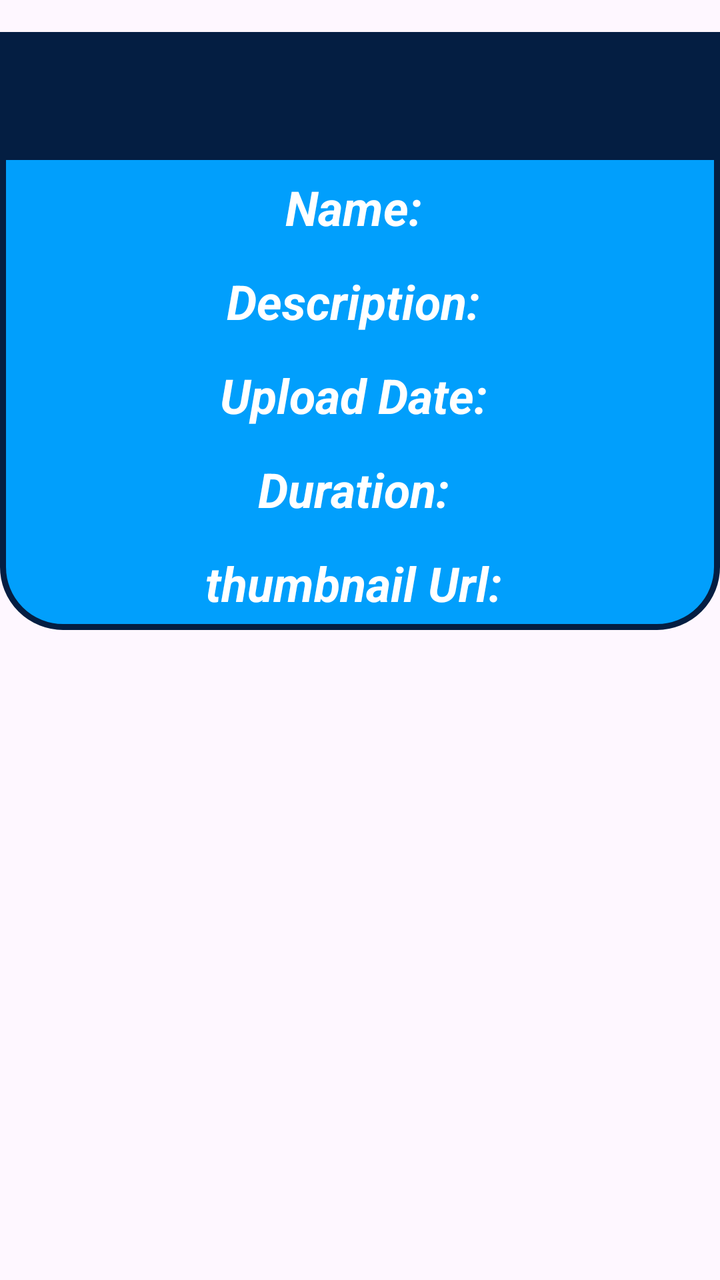
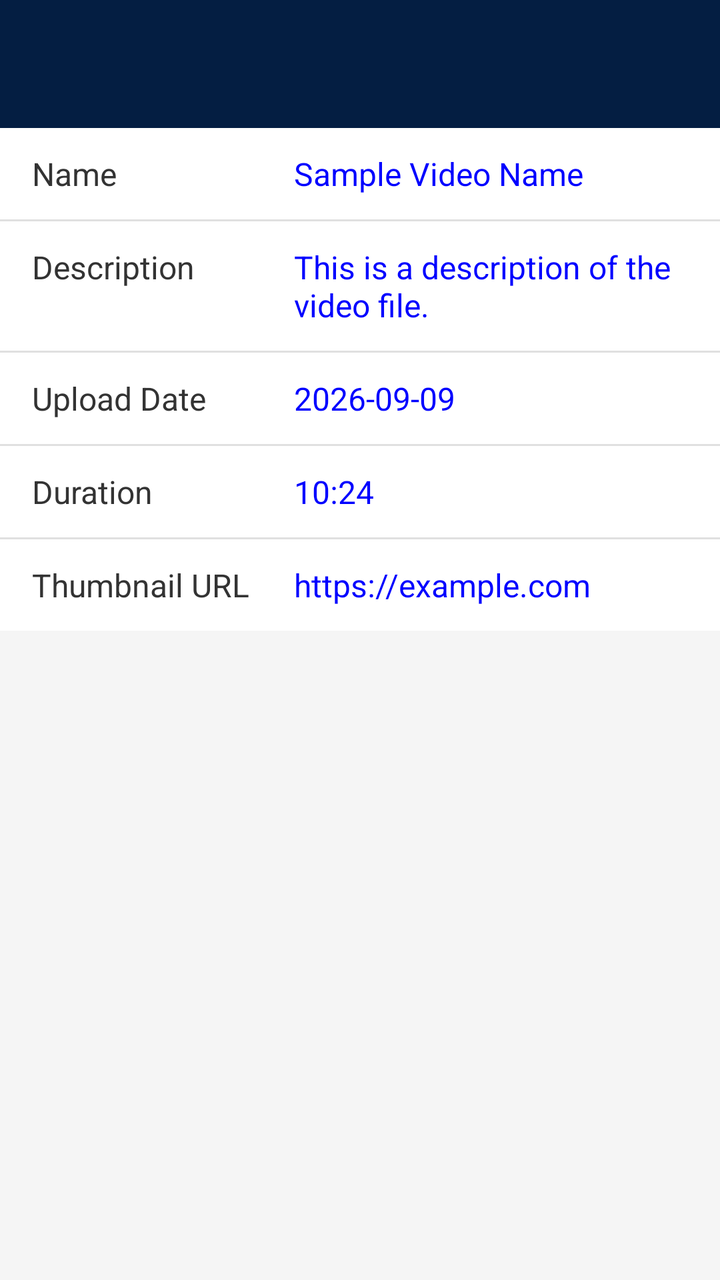

The first picture is an Android layout as it rendered before a commit; the second is the same layout after the commit. The layout source and the unified diff follow.
<!-- AndroidManifest.xml: application theme Theme.MLBDownloaderVideos -->
<!-- res/layout/fileinfo_activity.xml -->
<?xml version="1.0" encoding="utf-8"?>
<LinearLayout xmlns:android="http://schemas.android.com/apk/res/android"
    android:layout_width="match_parent"
    android:layout_height="match_parent">

    <TableLayout
        android:layout_width="match_parent"
        android:layout_height="wrap_content"
        android:layout_marginTop="16dp"
        android:background="@drawable/border">

        <androidx.appcompat.widget.Toolbar
            android:id="@+id/my_toolbar"
            android:layout_width="match_parent"
            android:layout_height="?attr/actionBarSize"
            android:background="#041E42"
            android:color="#041E42"
            android:elevation="4dp"/>

    <TableRow
        android:layout_width="match_parent"
        android:layout_height="wrap_content"
        android:gravity="center">

        <TextView
            android:id="@+id/nameVideo"
            android:layout_width="wrap_content"
            android:layout_height="47dp"
            android:fontStyle="italic"
            android:textStyle="bold|italic"
            android:gravity="center"
            android:text="Name: "
            android:textColor="#FFFFFF"
            android:textSize="24sp" />

        <TextView
            android:id="@+id/nameInfoVideo"
            android:layout_width="wrap_content"
            android:layout_height="47dp"
            android:fontStyle="italic"
            android:textStyle="bold|italic"
            android:gravity="center"
            android:text=""
            android:textColor="#FFFFFF"
            android:textSize="24sp" />

    </TableRow>

        <TableRow
            android:layout_width="match_parent"
            android:layout_height="wrap_content"
            android:gravity="center">

            <TextView
                android:id="@+id/descriptionVideo"
                android:layout_width="wrap_content"
                android:layout_height="47dp"
                android:fontStyle="italic"
                android:textStyle="bold|italic"
                android:gravity="center"
                android:text="Description: "
                android:textColor="#FFFFFF"
                android:textSize="24sp" />

            <TextView
                android:id="@+id/descriptionInfoVideo"
                android:layout_width="wrap_content"
                android:layout_height="47dp"
                android:fontStyle="italic"
                android:textStyle="bold|italic"
                android:gravity="center"
                android:text=""
                android:textColor="#FFFFFF"
                android:textSize="24sp" />

        </TableRow>

        <TableRow
            android:layout_width="match_parent"
            android:layout_height="wrap_content"
            android:gravity="center">

            <TextView
                android:id="@+id/uploadDateVideo"
                android:layout_width="wrap_content"
                android:layout_height="47dp"
                android:fontStyle="italic"
                android:textStyle="bold|italic"
                android:gravity="center"
                android:text="Upload Date: "
                android:textColor="#FFFFFF"
                android:textSize="24sp" />

            <TextView
                android:id="@+id/uploadDateInfoVideo"
                android:layout_width="wrap_content"
                android:layout_height="47dp"
                android:fontStyle="italic"
                android:textStyle="bold|italic"
                android:gravity="center"
                android:text=""
                android:textColor="#FFFFFF"
                android:textSize="24sp" />

        </TableRow>

        <TableRow
            android:layout_width="match_parent"
            android:layout_height="wrap_content"
            android:gravity="center">

            <TextView
                android:id="@+id/durationVideo"
                android:layout_width="wrap_content"
                android:layout_height="47dp"
                android:fontStyle="italic"
                android:textStyle="bold|italic"
                android:gravity="center"
                android:text="Duration: "
                android:textColor="#FFFFFF"
                android:textSize="24sp" />

            <TextView
                android:id="@+id/durationInfoVideo"
                android:layout_width="wrap_content"
                android:layout_height="47dp"
                android:fontStyle="italic"
                android:textStyle="bold|italic"
                android:gravity="center"
                android:text=""
                android:textColor="#FFFFFF"
                android:textSize="24sp" />

        </TableRow>

        <TableRow
            android:layout_width="match_parent"
            android:layout_height="wrap_content"
            android:gravity="center">

            <TextView
                android:id="@+id/thumbnailUrlVideo"
                android:layout_width="wrap_content"
                android:layout_height="47dp"
                android:fontStyle="italic"
                android:textStyle="bold|italic"
                android:gravity="center"
                android:text="thumbnail Url: "
                android:textColor="#FFFFFF"
                android:textSize="24sp" />

            <TextView
                android:id="@+id/thumbnailUrlInfoVideo"
                android:layout_width="wrap_content"
                android:layout_height="47dp"
                android:fontStyle="italic"
                android:textStyle="bold|italic"
                android:gravity="center"
                android:text=""
                android:textColor="#FFFFFF"
                android:textSize="24sp" />

        </TableRow>
    </TableLayout>

</LinearLayout>
<!-- resources referenced by this layout -->
<resources>
  <!-- drawable border (drawable) -->
  <?xml version="1.0" encoding="utf-8"?>
  <shape xmlns:android="http://schemas.android.com/apk/res/android">
      <solid android:color="#019ffc"></solid>
      <stroke android:width="3dp" android:color="#041E42"/>
      <corners android:radius="30dp"/>
  </shape>
  <style name="Theme.MLBDownloaderVideos" parent="Base.Theme.MLBDownloaderVideos" />
  <style name="Base.Theme.MLBDownloaderVideos" parent="Theme.Material3.DayNight.NoActionBar">
          
          
      </style>
</resources>

<!-- the commit's change to res/layout/fileinfo_activity.xml (unified diff, before → after) -->
@@ -1,166 +1,188 @@
-<?xml version="1.0" encoding="utf-8"?>
 <LinearLayout xmlns:android="http://schemas.android.com/apk/res/android"
     android:layout_width="match_parent"
-    android:layout_height="match_parent">
+    android:layout_height="match_parent"
+    android:orientation="vertical"
+    android:background="#F5F5F5"> 
 
-    <TableLayout
+    <androidx.appcompat.widget.Toolbar
+        android:id="@+id/my_toolbar"
         android:layout_width="match_parent"
-        android:layout_height="wrap_content"
-        android:layout_marginTop="16dp"
-        android:background="@drawable/border">
+        android:layout_height="?attr/actionBarSize"
+        android:background="#041E42"
+        android:elevation="4dp" />
 
-        <androidx.appcompat.widget.Toolbar
-            android:id="@+id/my_toolbar"
-            android:layout_width="match_parent"
-            android:layout_height="?attr/actionBarSize"
-            android:background="#041E42"
-            android:color="#041E42"
-            android:elevation="4dp"/>
+    <ScrollView
+        android:layout_width="match_parent"
+        android:layout_height="match_parent">
 
-    <TableRow
-        android:layout_width="match_parent"
-        android:layout_height="wrap_content"
-        android:gravity="center">
-
-        <TextView
-            android:id="@+id/nameVideo"
-            android:layout_width="wrap_content"
-            android:layout_height="47dp"
-            android:fontStyle="italic"
-            android:textStyle="bold|italic"
-            android:gravity="center"
-            android:text="Name: "
-            android:textColor="#FFFFFF"
-            android:textSize="24sp" />
-
-        <TextView
-            android:id="@+id/nameInfoVideo"
-            android:layout_width="wrap_content"
-            android:layout_height="47dp"
-            android:fontStyle="italic"
-            android:textStyle="bold|italic"
-            android:gravity="center"
-            android:text=""
-            android:textColor="#FFFFFF"
-            android:textSize="24sp" />
-
-    </TableRow>
-
-        <TableRow
+        <LinearLayout
             android:layout_width="match_parent"
             android:layout_height="wrap_content"
-            android:gravity="center">
+            android:orientation="vertical">
 
-            <TextView
-                android:id="@+id/descriptionVideo"
-                android:layout_width="wrap_content"
-                android:layout_height="47dp"
-                android:fontStyle="italic"
-                android:textStyle="bold|italic"
-                android:gravity="center"
-                android:text="Description: "
-                android:textColor="#FFFFFF"
-                android:textSize="24sp" />
+            
+            <LinearLayout
+                android:layout_width="match_parent"
+                android:layout_height="wrap_content"
+                android:orientation="horizontal"
+                android:paddingVertical="12dp"
+                android:paddingHorizontal="16dp"
+                android:background="#FFFFFF">
 
-            <TextView
-                android:id="@+id/descriptionInfoVideo"
-                android:layout_width="wrap_content"
-                android:layout_height="47dp"
-                android:fontStyle="italic"
-                android:textStyle="bold|italic"
-                android:gravity="center"
-                android:text=""
-                android:textColor="#FFFFFF"
-                android:textSize="24sp" />
+                
+                <TextView
+                    android:id="@+id/nameVideo"
+                    android:layout_width="0dp"
+                    android:layout_height="wrap_content"
+                    android:layout_weight="4"
+                    android:text="Name"
+                    android:textColor="#333333"
+                    android:textSize="16sp" />
 
-        </TableRow>
+                
+                <TextView
+                    android:id="@+id/nameInfoVideo"
+                    android:layout_width="0dp"
+                    android:layout_height="wrap_content"
+                    android:layout_weight="6"
+                    android:text="Sample Video Name"
+                    android:textColor="#0000FF"
+                    android:textSize="16sp" />
+            </LinearLayout>
 
-        <TableRow
-            android:layout_width="match_parent"
-            android:layout_height="wrap_content"
-            android:gravity="center">
+            
+            <View
+                android:layout_width="match_parent"
+                android:layout_height="1dp"
+                android:background="#E0E0E0" />
 
-            <TextView
-                android:id="@+id/uploadDateVideo"
-                android:layout_width="wrap_content"
-                android:layout_height="47dp"
-                android:fontStyle="italic"
-                android:textStyle="bold|italic"
-                android:gravity="center"
-                android:text="Upload Date: "
-                android:textColor="#FFFFFF"
-                android:textSize="24sp" />
+            
+            <LinearLayout
+                android:layout_width="match_parent"
+                android:layout_height="wrap_content"
+                android:orientation="horizontal"
+                android:paddingVertical="12dp"
+                android:paddingHorizontal="16dp"
+                android:background="#FFFFFF">
 
-            <TextView
-                android:id="@+id/uploadDateInfoVideo"
-                android:layout_width="wrap_content"
-                android:layout_height="47dp"
-                android:fontStyle="italic"
-                android:textStyle="bold|italic"
-                android:gravity="center"
-                android:text=""
-                android:textColor="#FFFFFF"
-                android:textSize="24sp" />
+                <TextView
+                    android:id="@+id/descriptionVideo"
+                    android:layout_width="0dp"
+                    android:layout_height="wrap_content"
+                    android:layout_weight="4"
+                    android:text="Description"
+                    android:textColor="#333333"
+                    android:textSize="16sp" />
 
-        </TableRow>
+                <TextView
+                    android:id="@+id/descriptionInfoVideo"
+                    android:layout_width="0dp"
+                    android:layout_height="wrap_content"
+                    android:layout_weight="6"
+                    android:text="This is a description of the video file."
+                    android:textColor="#0000FF"
+                    android:textSize="16sp" />
+            </LinearLayout>
 
-        <TableRow
-            android:layout_width="match_parent"
-            android:layout_height="wrap_content"
-            android:gravity="center">
+            <View
+                android:layout_width="match_parent"
+                android:layout_height="1dp"
+                android:background="#E0E0E0" />
 
-            <TextView
-                android:id="@+id/durationVideo"
-                android:layout_width="wrap_content"
-                android:layout_height="47dp"
-                android:fontStyle="italic"
-                android:textStyle="bold|italic"
-                android:gravity="center"
-                android:text="Duration: "
-                android:textColor="#FFFFFF"
-                android:textSize="24sp" />
+            
+            <LinearLayout
+                android:layout_width="match_parent"
+                android:layout_height="wrap_content"
+                android:orientation="horizontal"
+                android:paddingVertical="12dp"
+                android:paddingHorizontal="16dp"
+                android:background="#FFFFFF">
 
-            <TextView
-                android:id="@+id/durationInfoVideo"
-                android:layout_width="wrap_content"
-                android:layout_height="47dp"
-                android:fontStyle="italic"
-                android:textStyle="bold|italic"
-                android:gravity="center"
-                android:text=""
-                android:textColor="#FFFFFF"
-                android:textSize="24sp" />
+                <TextView
+                    android:id="@+id/uploadDateVideo"
+                    android:layout_width="0dp"
+                    android:layout_height="wrap_content"
+                    android:layout_weight="4"
+                    android:text="Upload Date"
+                    android:textColor="#333333"
+                    android:textSize="16sp" />
 
-        </TableRow>
+                <TextView
+                    android:id="@+id/uploadDateInfoVideo"
+                    android:layout_width="0dp"
+                    android:layout_height="wrap_content"
+                    android:layout_weight="6"
+                    android:text="2026-09-09"
+                    android:textColor="#0000FF"
+                    android:textSize="16sp" />
+            </LinearLayout>
 
-        <TableRow
-            android:layout_width="match_parent"
-            android:layout_height="wrap_content"
-            android:gravity="center">
+            <View
+                android:layout_width="match_parent"
+                android:layout_height="1dp"
+                android:background="#E0E0E0" />
 
-            <TextView
-                android:id="@+id/thumbnailUrlVideo"
-                android:layout_width="wrap_content"
-                android:layout_height="47dp"
-                android:fontStyle="italic"
-                android:textStyle="bold|italic"
-                android:gravity="center"
-                android:text="thumbnail Url: "
-                android:textColor="#FFFFFF"
-                android:textSize="24sp" />
+            
+            <LinearLayout
+                android:layout_width="match_parent"
+                android:layout_height="wrap_content"
+                android:orientation="horizontal"
+                android:paddingVertical="12dp"
+                android:paddingHorizontal="16dp"
+                android:background="#FFFFFF">
 
-            <TextView
-                android:id="@+id/thumbnailUrlInfoVideo"
-                android:layout_width="wrap_content"
-                android:layout_height="47dp"
-                android:fontStyle="italic"
-                android:textStyle="bold|italic"
-                android:gravity="center"
-                android:text=""
-                android:textColor="#FFFFFF"
-                android:textSize="24sp" />
+                <TextView
+                    android:id="@+id/durationVideo"
+                    android:layout_width="0dp"
+                    android:layout_height="wrap_content"
+                    android:layout_weight="4"
+                    android:text="Duration"
+                    android:textColor="#333333"
+                    android:textSize="16sp" />
 
-        </TableRow>
-    </TableLayout>
+                <TextView
+                    android:id="@+id/durationInfoVideo"
+                    android:layout_width="0dp"
+                    android:layout_height="wrap_content"
+                    android:layout_weight="6"
+                    android:text="10:24"
+                    android:textColor="#0000FF"
+                    android:textSize="16sp" />
+            </LinearLayout>
 
+            <View
+                android:layout_width="match_parent"
+                android:layout_height="1dp"
+                android:background="#E0E0E0" />
+
+            
+            <LinearLayout
+                android:layout_width="match_parent"
+                android:layout_height="wrap_content"
+                android:orientation="horizontal"
+                android:paddingVertical="12dp"
+                android:paddingHorizontal="16dp"
+                android:background="#FFFFFF">
+
+                <TextView
+                    android:id="@+id/thumbnailUrlVideo"
+                    android:layout_width="0dp"
+                    android:layout_height="wrap_content"
+                    android:layout_weight="4"
+                    android:text="Thumbnail URL"
+                    android:textColor="#333333"
+                    android:textSize="16sp" />
+
+                <TextView
+                    android:id="@+id/thumbnailUrlInfoVideo"
+                    android:layout_width="0dp"
+                    android:layout_height="wrap_content"
+                    android:layout_weight="6"
+                    android:text="https://example.com"
+                    android:textColor="#0000FF"
+                    android:textSize="16sp" />
+            </LinearLayout>
+
+        </LinearLayout>
+    </ScrollView>
 </LinearLayout>
<!-- resource entries referenced after the edit -->
@@ -1,12 +1,5 @@
 <!-- resources referenced by this layout -->
 <resources>
-  <!-- drawable border (drawable) -->
-  <?xml version="1.0" encoding="utf-8"?>
-  <shape xmlns:android="http://schemas.android.com/apk/res/android">
-      <solid android:color="#019ffc"></solid>
-      <stroke android:width="3dp" android:color="#041E42"/>
-      <corners android:radius="30dp"/>
-  </shape>
   <style name="Theme.MLBDownloaderVideos" parent="Base.Theme.MLBDownloaderVideos" />
   <style name="Base.Theme.MLBDownloaderVideos" parent="Theme.Material3.DayNight.NoActionBar">
           
